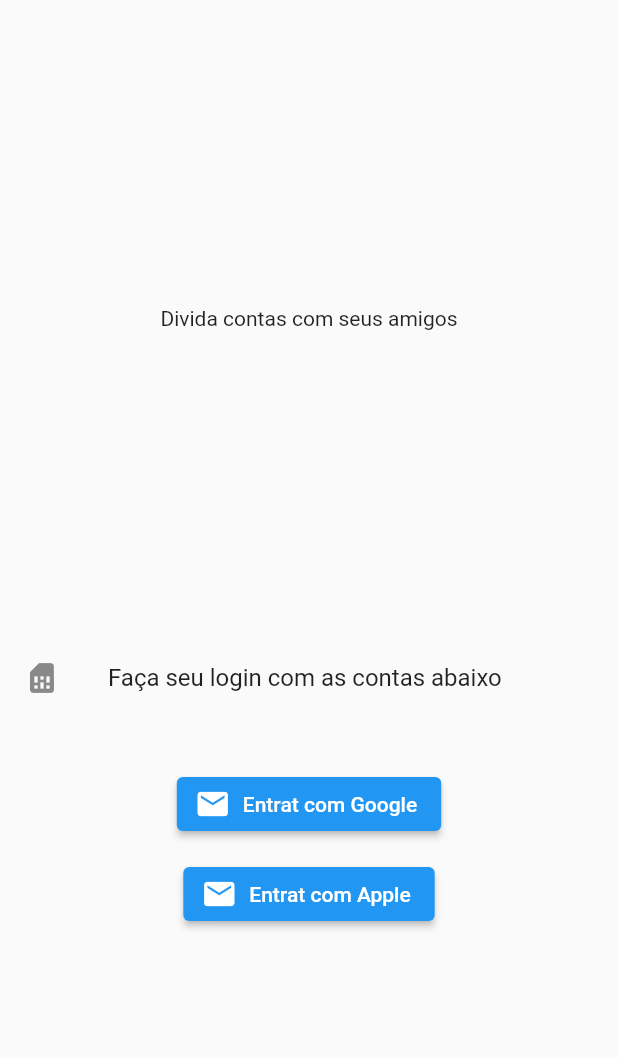
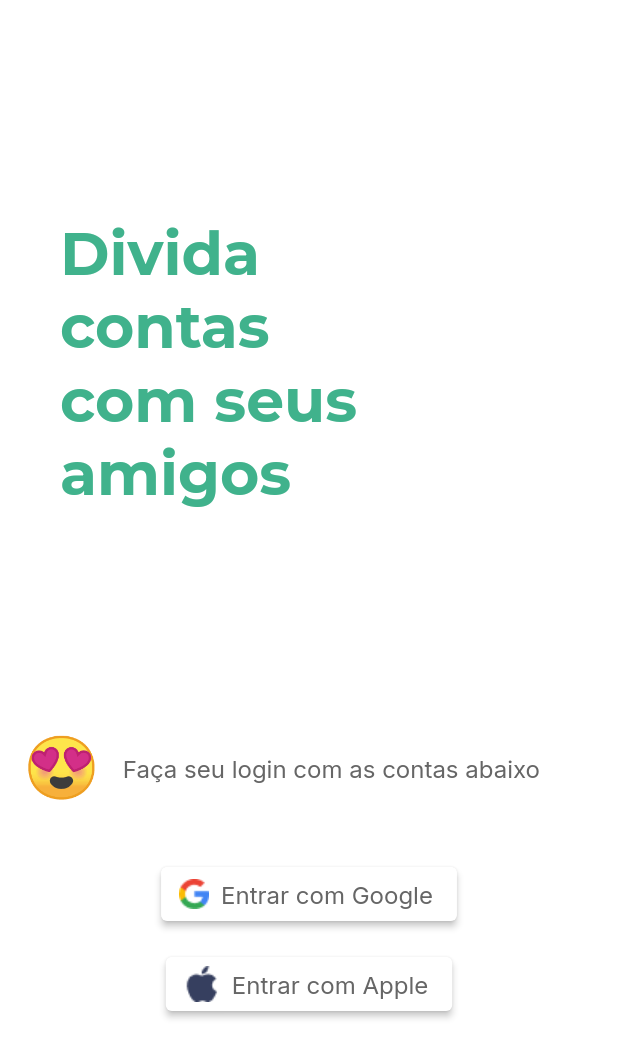
Before and after one commit to ifrankim/split_it, a Flutter app: the screen it shows after launch, on a phone screen of 412 x 824 dp. Shown: the top 1058 px of the screen. Run offline on Flutter 3.47's test engine with Material 2 defaults, Android fonts, the phone set to English and light mode, and no system bars; our stand-ins replace google_fonts.

Commit message:
feat: added fonts and colors to login page

```diff
--- a/lib/modules/login/login_page.dart
+++ b/lib/modules/login/login_page.dart
@@ -1,4 +1,6 @@
 import 'package:flutter/material.dart';
+import 'package:google_fonts/google_fonts.dart';
+import 'package:split_it/theme/app_theme.dart';
 
 class LoginPage extends StatefulWidget {
   const LoginPage({Key? key}) : super(key: key);
@@ -11,30 +13,75 @@ class _LoginPageState extends State<LoginPage> {
   @override
   Widget build(BuildContext context) {
     return Scaffold(
+      backgroundColor: AppTheme.colors.backgroundPrimary,
       body: Column(
         mainAxisAlignment: MainAxisAlignment.spaceEvenly,
         children: [
-          Text("Divida contas com seus amigos"),
+          Padding(
+            padding: const EdgeInsets.only(left: 40),
+            child: Row(
+              children: [
+                Container(
+                  width: 236,
+                  child: Text(
+                    "Divida contas com seus amigos",
+                    style: GoogleFonts.montserrat(
+                        fontSize: 40,
+                        fontWeight: FontWeight.w700,
+                        color: AppTheme.colors.title),
+                  ),
+                ),
+              ],
+            ),
+          ),
           Column(
             children: [
               ListTile(
-                leading: Icon(Icons.sim_card),
-                title: Text("Faça seu login com as contas abaixo"),
+                leading: Text(
+                  "😍",
+                  style: GoogleFonts.inter(
+                      fontSize: 40, fontWeight: FontWeight.w400),
+                ),
+                title: Text(
+                  "Faça seu login com as contas abaixo",
+                  style: GoogleFonts.inter(
+                      fontSize: 16,
+                      fontWeight: FontWeight.w400,
+                      color: AppTheme.colors.button),
+                ),
               ),
               SizedBox(
                 height: 32,
               ),
               ElevatedButton.icon(
+                  style: ButtonStyle(
+                      backgroundColor: MaterialStateProperty.all(
+                          AppTheme.colors.backgroundPrimary)),
                   onPressed: () {},
-                  icon: Icon(Icons.email),
-                  label: Text("Entrat com Google")),
+                  icon: Image.asset("assets/images/google-icon-1.png"),
+                  label: Text(
+                    "Entrar com Google",
+                    style: GoogleFonts.inter(
+                        fontSize: 16,
+                        fontWeight: FontWeight.w400,
+                        color: AppTheme.colors.button),
+                  )),
               SizedBox(
                 height: 12,
               ),
               ElevatedButton.icon(
+                  style: ButtonStyle(
+                      backgroundColor: MaterialStateProperty.all(
+                          AppTheme.colors.backgroundPrimary)),
                   onPressed: () {},
-                  icon: Icon(Icons.email),
-                  label: Text("Entrat com Apple"))
+                  icon: Image.asset("assets/images/apple-1.png"),
+                  label: Text(
+                    "Entrar com Apple",
+                    style: GoogleFonts.inter(
+                        fontSize: 16,
+                        fontWeight: FontWeight.w400,
+                        color: AppTheme.colors.button),
+                  ))
             ],
           ),
         ],
--- a/lib/theme/app_colors.dart
+++ b/lib/theme/app_colors.dart
@@ -1,10 +1,22 @@
 import 'package:flutter/material.dart';
 
 abstract class AppColorsBase {
-  Color get background;
+  Color get backgroundSecondary;
+  Color get backgroundPrimary;
+  Color get title;
+  Color get button;
 }
 
 class AppColorsDefault implements AppColorsBase {
   @override
-  Color get background => Color(0xFF40B38C);
+  Color get backgroundPrimary => Color(0xFFFFFFFF);
+
+  @override
+  Color get backgroundSecondary => Color(0xFF40B38C);
+
+  @override
+  Color get title => Color(0xFF40B28C);
+
+  @override
+  Color get button => Color(0xFF666666);
 }
--- a/pubspec.yaml
+++ b/pubspec.yaml
@@ -28,6 +28,7 @@ dependencies:
   # The following adds the Cupertino Icons font to your application.
   # Use with the CupertinoIcons class for iOS style icons.
   cupertino_icons: ^1.0.2
+  google_fonts: ^2.1.0
 
 dev_dependencies:
   flutter_test:
```
Also changed, not shown: assets/images/apple-1.png (added), assets/images/google-icon-1.png (added), pubspec.lock, 6 other files.
